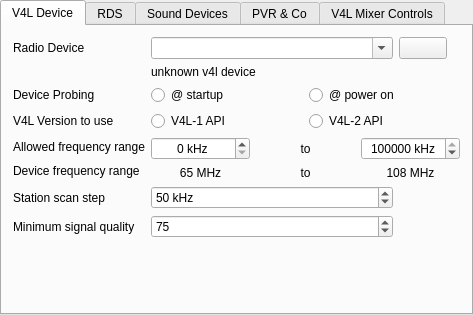
This is plugins/v4lradio/v4lradio-configuration-ui.ui in pbek/kradio as Qt 5 draws it before an edit. The edited form follows.
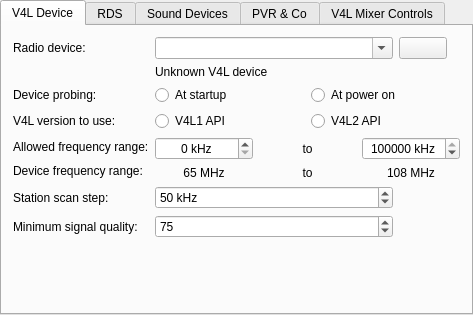
This is the edited form. Custom widgets are drawn as their Qt base class.

```diff
--- a/plugins/v4lradio/v4lradio-configuration-ui.ui
+++ b/plugins/v4lradio/v4lradio-configuration-ui.ui
@@ -33,7 +33,7 @@
        <item row="9" column="0" colspan="2">
         <widget class="QLabel" name="labelScanStep">
          <property name="text">
-          <string>Station scan step</string>
+          <string>Station scan step:</string>
          </property>
          <property name="wordWrap">
           <bool>false</bool>
@@ -53,7 +53,7 @@
        <item row="10" column="0" colspan="2">
         <widget class="QLabel" name="labelSignalMinQuality">
          <property name="text">
-          <string>Minimum signal quality</string>
+          <string>Minimum signal quality:</string>
          </property>
          <property name="wordWrap">
           <bool>false</bool>
@@ -73,7 +73,7 @@
        <item row="1" column="2" colspan="3">
         <widget class="QLabel" name="labelDescription">
          <property name="text">
-          <string>unknown v4l device</string>
+          <string>Unknown V4L device</string>
          </property>
          <property name="wordWrap">
           <bool>false</bool>
@@ -83,14 +83,14 @@
        <item row="3" column="0" colspan="2">
         <widget class="QLabel" name="label_3">
          <property name="text">
-          <string>V4L Version to use</string>
+          <string>V4L version to use:</string>
          </property>
         </widget>
        </item>
        <item row="0" column="0" colspan="2">
         <widget class="QLabel" name="labelRadioDevice">
          <property name="text">
-          <string>Radio Device</string>
+          <string>Radio device:</string>
          </property>
          <property name="wordWrap">
           <bool>false</bool>
@@ -141,7 +141,7 @@
           </sizepolicy>
          </property>
          <property name="text">
-          <string>Allowed frequency range</string>
+          <string>Allowed frequency range:</string>
          </property>
          <property name="wordWrap">
           <bool>false</bool>
@@ -269,7 +269,7 @@
        <item row="5" column="0" colspan="2">
         <widget class="QLabel" name="labelDevMinMaxFrequency">
          <property name="text">
-          <string>Device frequency range</string>
+          <string>Device frequency range:</string>
          </property>
         </widget>
        </item>
@@ -330,7 +330,7 @@
 &lt;p align=&quot;justify&quot; style=&quot; margin-top:0px; margin-bottom:0px; margin-left:0px; margin-right:0px; -qt-block-indent:0; text-indent:0px;&quot;&gt;Probing V4L device capabilities requires opening the device. This might interfere with other application which might currently use the same hardware / driver causing problems / interference. If you experience such issues, you should use the probing only at power on. The only disadvantage might be that in the configuration dialog, you might not see the device description after startup but just the device pseudo file name.&lt;/p&gt;&lt;/body&gt;&lt;/html&gt;</string>
          </property>
          <property name="text">
-          <string>Device Probing</string>
+          <string>Device probing:</string>
          </property>
         </widget>
        </item>
@@ -359,7 +359,7 @@
 &lt;p align=&quot;justify&quot; style=&quot; margin-top:0px; margin-bottom:0px; margin-left:0px; margin-right:0px; -qt-block-indent:0; text-indent:0px;&quot;&gt;Probing V4L device capabilities requires opening the device. This might interfere with other application which might currently use the same hardware / driver causing problems / interference. If you experience such issues, you should use the probing only at power on. The only disadvantage might be that in the configuration dialog, you might not see the device description after startup but just the device pseudo file name.&lt;/p&gt;&lt;/body&gt;&lt;/html&gt;</string>
            </property>
            <property name="text">
-            <string>@ startup</string>
+            <string>At startup</string>
            </property>
           </widget>
          </item>
@@ -373,7 +373,7 @@
 &lt;p align=&quot;justify&quot; style=&quot; margin-top:0px; margin-bottom:0px; margin-left:0px; margin-right:0px; -qt-block-indent:0; text-indent:0px;&quot;&gt;Probing V4L device capabilities requires opening the device. This might interfere with other application which might currently use the same hardware / driver causing problems / interference. If you experience such issues, you should use the probing only at power on. The only disadvantage might be that in the configuration dialog, you might not see the device description after startup but just the device pseudo file name.&lt;/p&gt;&lt;/body&gt;&lt;/html&gt;</string>
            </property>
            <property name="text">
-            <string>@ power on</string>
+            <string>At power on</string>
            </property>
           </widget>
          </item>
@@ -384,14 +384,14 @@
          <item>
           <widget class="QRadioButton" name="rbV4L1Version">
            <property name="text">
-            <string>V4L-1 API</string>
+            <string>V4L1 API</string>
            </property>
           </widget>
          </item>
          <item>
           <widget class="QRadioButton" name="rbV4L2Version">
            <property name="text">
-            <string>V4L-2 API</string>
+            <string>V4L2 API</string>
            </property>
           </widget>
          </item>
```
Left out of the diff: 56 changed lines with no effect on the pictures.
